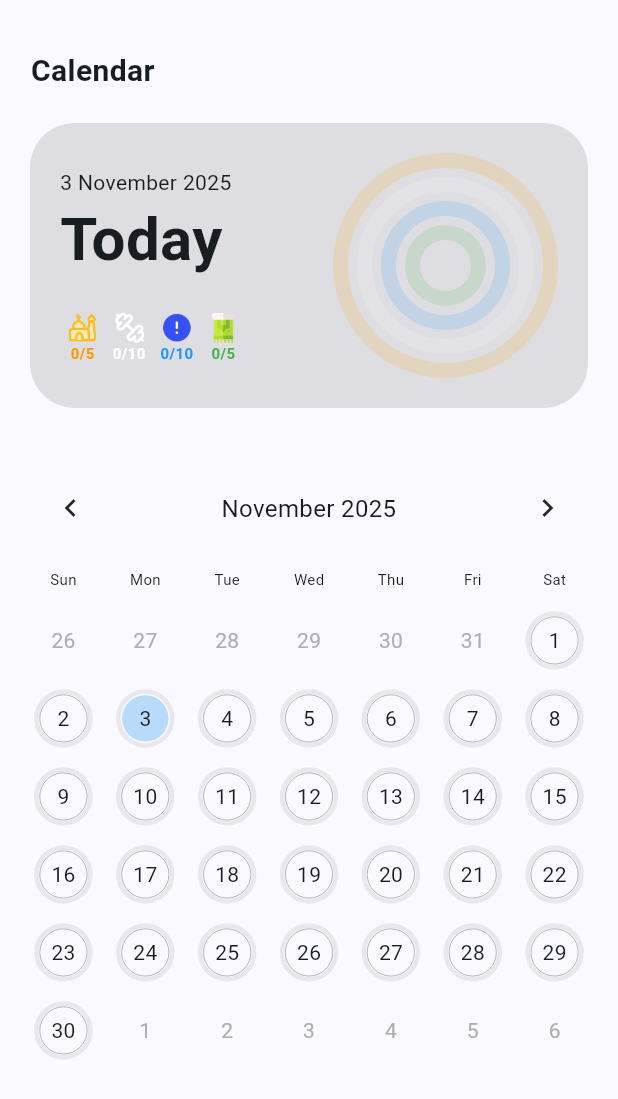
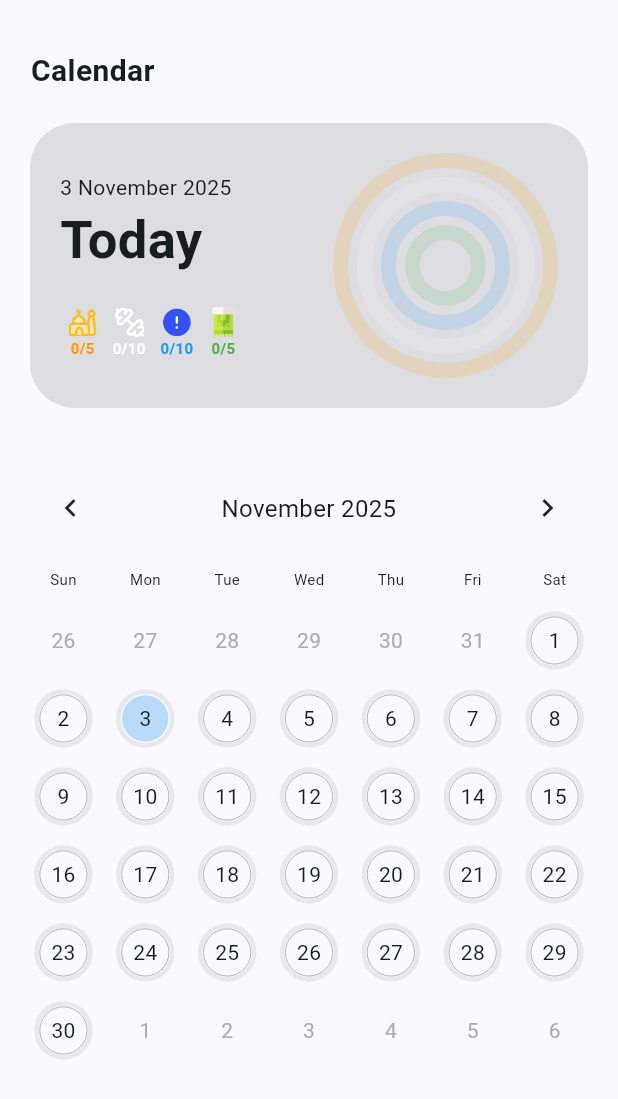
Before and after one commit to Ahmed-Khaled-ibrahem/sakina, a Flutter app: the CalenderScreen screen opened directly, on a phone screen of 412 x 824 dp. Shown: the top 1099 px of the screen. Run offline on Flutter 3.47's test engine with Material 3 defaults, Android fonts, the light colour scheme and no system bars; drawn by our look-alikes of table_calendar; our stand-ins replace easy_localization, firebase_auth, firebase_core, firebase_database, flutter_local_notifications, flutter_riverpod and 10 more; missing offline and left inert: flutter_qiblah; accounts and stored records are empty.

Commit message:
calender edits

```diff
--- a/lib/features/calender/calender_screen.dart
+++ b/lib/features/calender/calender_screen.dart
@@ -10,13 +10,13 @@ import '../splash_screen/providers/real_time_data.dart';
 
 class CalenderScreen extends ConsumerStatefulWidget {
   const CalenderScreen({super.key});
+
   @override
   CalenderScreenState createState() => CalenderScreenState();
 }
 
 class CalenderScreenState extends ConsumerState<CalenderScreen> {
   DateTime focusedDay = DateTime.now();
-  DateTime? selectedDay;
 
   int todayPrays = 0;
   int todayEx = 0;
@@ -29,7 +29,7 @@ class CalenderScreenState extends ConsumerState<CalenderScreen> {
     todayNawafl = 0;
     todayMistakes = 0;
 
-    final entries = ref.read(todaysEntriesProvider);
+    final entries = ref.read(dailyEntriesProvider);
     for (final e in entries) {
       if (e.category == 'ex') {
         todayEx++;
@@ -49,9 +49,7 @@ class CalenderScreenState extends ConsumerState<CalenderScreen> {
     updateValues();
     final refreshValue = ref.watch(refreshProvider);
 
-
     return Scaffold(
-      // appBar: AppBar(title: Text('calender'.tr())),
       body: SafeArea(
         child: SingleChildScrollView(
           child: Column(
@@ -60,7 +58,13 @@ class CalenderScreenState extends ConsumerState<CalenderScreen> {
               Row(
                 children: [
                   SizedBox(width: 0.05.sw),
-                  Text("calender".tr(), style: const TextStyle(fontSize: 20, fontWeight: FontWeight.bold)),
+                  Text(
+                    "calender".tr(),
+                    style: const TextStyle(
+                      fontSize: 20,
+                      fontWeight: FontWeight.bold,
+                    ),
+                  ),
                 ],
               ),
 
@@ -81,13 +85,22 @@ class CalenderScreenState extends ConsumerState<CalenderScreen> {
                           crossAxisAlignment: CrossAxisAlignment.start,
                           children: [
                             Text(
-                              DateFormat("d MMMM y", context.locale.languageCode).format(DateTime.now()),
+                              DateFormat(
+                                "d MMMM y",
+                                context.locale.languageCode,
+                              ).format(focusedDay),
                               style: const TextStyle(fontSize: 14),
                             ),
                             Text(
-                              'today'.tr(),
+                              (focusedDay.day == DateTime.now().day &&
+                                      focusedDay.month ==
+                                          DateTime.now().month &&
+                                      focusedDay.year == DateTime.now().year)
+                                  ? 'today'.tr()
+                                  : '${focusedDay.day} ${DateFormat.MMMM(context.locale.languageCode).format(focusedDay)}',
+
                               style: TextStyle(
-                                fontSize: 40,
+                                fontSize: 35,
                                 fontWeight: FontWeight.bold,
                               ),
                             ),
@@ -215,8 +228,13 @@ class CalenderScreenState extends ConsumerState<CalenderScreen> {
                   locale: context.locale.languageCode,
                   firstDay: DateTime.utc(2020, 1, 1),
                   lastDay: DateTime.utc(2030, 12, 31),
-                  focusedDay: DateTime.now(),
-                  selectedDayPredicate: (day) => isSameDay(selectedDay, day),
+                  focusedDay: focusedDay,
+                  onDaySelected: (day, f) {
+                    setState(() {
+                      focusedDay = day;
+                      ref.read(selectedDateProvider.notifier).state = focusedDay;
+                    });
+                  },
                   daysOfWeekHeight: 30,
                   daysOfWeekStyle: const DaysOfWeekStyle(
                     weekdayStyle: TextStyle(fontSize: 10),
@@ -257,6 +275,8 @@ class CalenderScreenState extends ConsumerState<CalenderScreen> {
 
   Widget _buildDayWidget(DateTime day, {required bool isToday}) {
     double progress = getProgress(day) ?? 0;
+    bool isSelected = day == focusedDay;
+
     return SizedBox(
       height: 40,
       width: 40,
@@ -273,24 +293,32 @@ class CalenderScreenState extends ConsumerState<CalenderScreen> {
                   : (progress == 1 ? Colors.green : Colors.red),
             ),
           ),
-
           Container(
             height: 32,
             width: 32,
             decoration: BoxDecoration(
-              color: isToday
+              color: isSelected
+                  ? Colors.white
+                  : isToday
                   ? Colors.blue.withOpacity(0.3)
                   : Colors.transparent,
               shape: BoxShape.circle,
               border: Border.all(
-                color: isToday ? Colors.white : Colors.grey,
-                width: 0.5,
+                color: isSelected
+                    ? Colors.teal
+                    : isToday
+                    ? Colors.white
+                    : Colors.grey,
+                width: isSelected ? 1 : 0.5,
               ),
             ),
             child: Center(
               child: Text(
                 day.day.toString(),
-                style: const TextStyle(fontSize: 14),
+                style: TextStyle(
+                  fontSize: 14,
+                  color: isSelected ? Colors.black : null,
+                ),
               ),
             ),
           ),
```
Also changed, not shown: lib/features/splash_screen/providers/prayer_entry.dart (+55 -7 lines).
